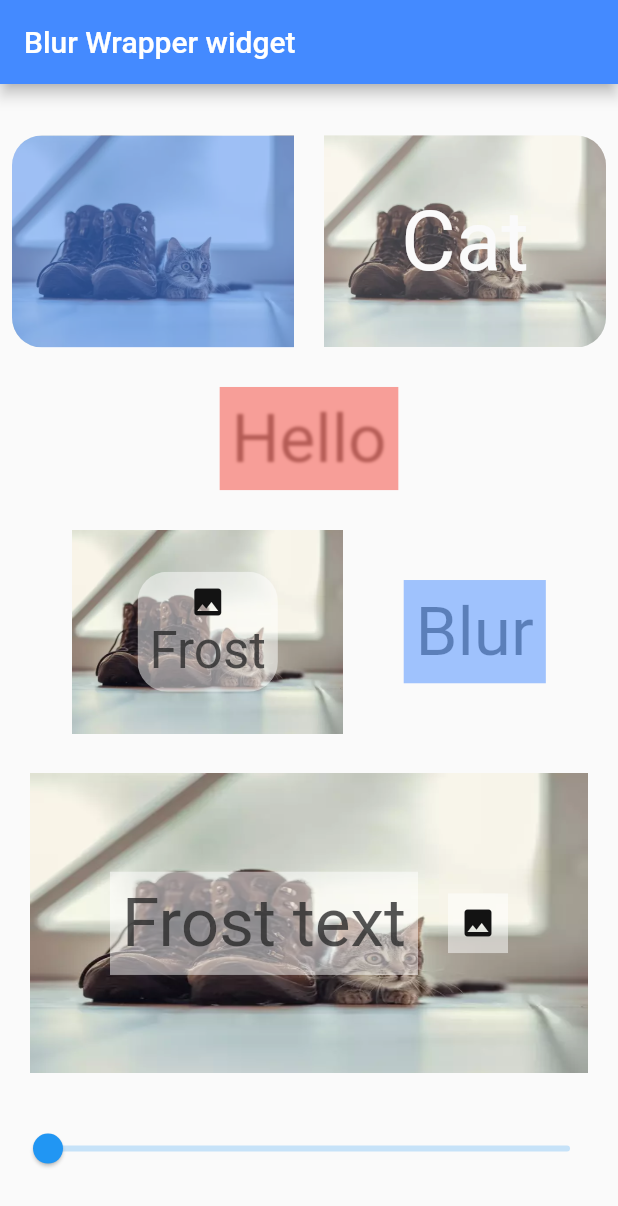
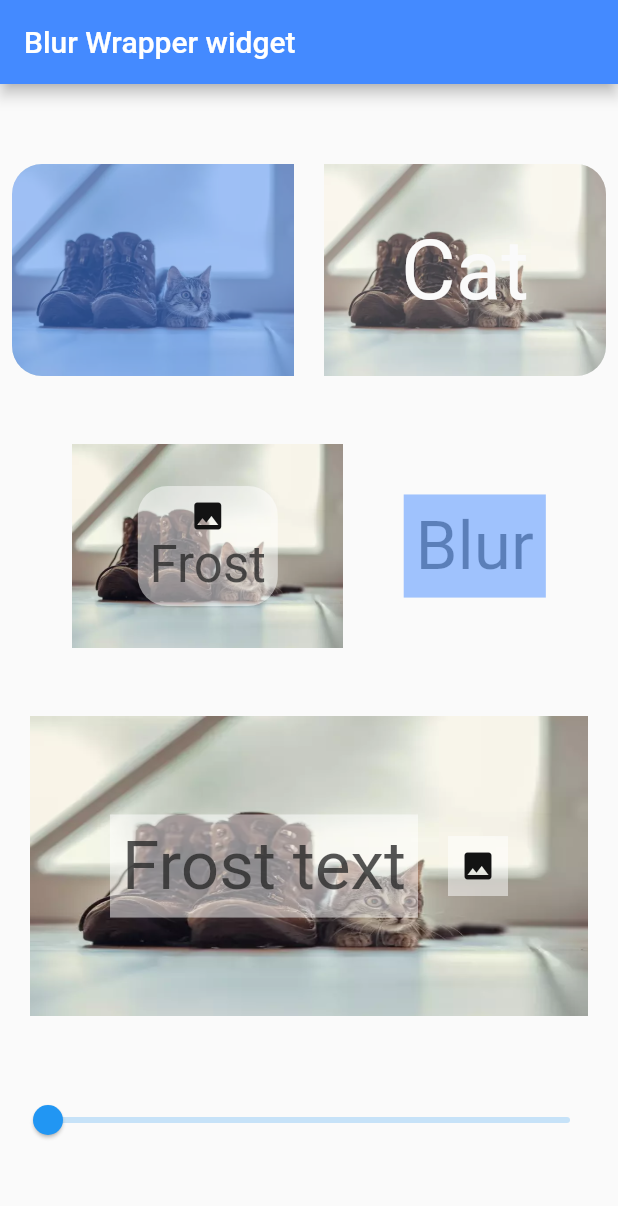
Before and after one commit to jagritjkh/blur, a Flutter app: the screen it shows after launch, on a phone screen of 412 x 824 dp. Shown: the top 1206 px of the screen. Run offline on Flutter 3.47's test engine with Material 2 defaults, Android fonts, the phone set to English and light mode, and no system bars.

Commit message:
# Breaking changes:-     * Remove: ImageBlur widget     * Remove: Frost Widget     * Remove: Animated blur (due to not fully customizable)
* Add: new extension of Blur as BlurExtension on Widget as blurred
* Add: new extension of Blur as FrostExtension on Widget as frosted
* Update: example to null safety and it's code according to new extension added
* Change: example cat asset extension from .webp to .png for iOS

```diff
--- a/example/lib/main.dart
+++ b/example/lib/main.dart
@@ -21,7 +21,7 @@ class MyApp extends StatelessWidget {
 }
 
 class MyHomePage extends StatefulWidget {
-  MyHomePage({Key key, this.title}) : super(key: key);
+  MyHomePage({Key? key, required this.title}) : super(key: key);
 
   final String title;
 
@@ -47,8 +47,7 @@ class _MyHomePageState extends State<MyHomePage> {
             Row(
               children: [
                 Expanded(
-                  child: ImageBlur.asset(
-                    'assets/cat.webp',
+                  child: Image.asset('assets/cat.png').blurred(
                     blur: blurValue,
                     blurColor: theme.primaryColor,
                     borderRadius:
@@ -57,31 +56,19 @@ class _MyHomePageState extends State<MyHomePage> {
                 ),
                 SizedBox(width: 20.0),
                 Expanded(
-                  child: ImageBlur.asset(
-                    'assets/cat.webp',
+                  child: Image.asset('assets/cat.png').blurred(
                     colorOpacity: 0.2,
                     borderRadius:
                         BorderRadius.horizontal(right: Radius.circular(20)),
                     blur: blurValue,
                     overlay: Text(
                       'Cat',
-                      style: theme.textTheme.headline2
+                      style: theme.textTheme.headline2!
                           .copyWith(color: theme.scaffoldBackgroundColor),
                     ),
                   ),
                 ),
               ],
-            ),
-            AnimatedBlur(
-              durationInMilliseconds: 1000,
-              blurColor: Colors.red,
-              child: Padding(
-                padding: EdgeInsets.all(8.0),
-                child: Text(
-                  'Hello',
-                  style: theme.textTheme.headline3,
-                ),
-              ),
             ),
             Row(
               mainAxisAlignment: MainAxisAlignment.spaceEvenly,
@@ -90,25 +77,22 @@ class _MyHomePageState extends State<MyHomePage> {
                   alignment: Alignment.center,
                   children: [
                     Image.asset(
-                      'assets/cat.webp',
+                      'assets/cat.png',
                       scale: 3.5,
                     ),
-                    Frost(
+                    Column(
+                      children: [
+                        Icon(Icons.image),
+                        Text(
+                          'Frost',
+                          style: theme.textTheme.headline4,
+                        ),
+                      ],
+                    ).frosted(
                       blur: blurValue,
                       borderRadius: BorderRadius.circular(20),
-                      child: Padding(
-                        padding: const EdgeInsets.all(8.0),
-                        child: Column(
-                          children: [
-                            Icon(Icons.image),
-                            Text(
-                              'Frost',
-                              style: theme.textTheme.headline4,
-                            ),
-                          ],
-                        ),
-                      ),
-                    ),
+                      padding: EdgeInsets.all(8),
+                    )
                   ],
                 ),
                 Blur(
@@ -128,7 +112,7 @@ class _MyHomePageState extends State<MyHomePage> {
               alignment: Alignment.center,
               children: [
                 Image.asset(
-                  'assets/cat.webp',
+                  'assets/cat.png',
                   width: MediaQuery.of(context).size.width - 40,
                   height: 200,
                   fit: BoxFit.fill,
@@ -136,15 +120,15 @@ class _MyHomePageState extends State<MyHomePage> {
                 Row(
                   mainAxisAlignment: MainAxisAlignment.center,
                   children: [
-                    Frost.text(
+                    Text(
                       'Frost text',
+                      style: theme.textTheme.headline3,
+                    ).frosted(
                       blur: blurValue,
-                      textStyle: theme.textTheme.headline3,
                       padding: EdgeInsets.all(8),
                     ),
                     SizedBox(width: 20),
-                    Frost.icon(
-                      Icons.image,
+                    Icon(Icons.image).frosted(
                       padding: EdgeInsets.all(8),
                       blur: blurValue,
                     ),
--- a/example/pubspec.yaml
+++ b/example/pubspec.yaml
@@ -6,7 +6,7 @@ publish_to: 'none' # Remove this line if you wish to publish to pub.dev
 version: 1.0.0+1
 
 environment:
-  sdk: ">=2.7.0 <3.0.0"
+  sdk: '>=2.12.0 <3.0.0'
 
 dependencies:
   flutter:
--- a/lib/blur.dart
+++ b/lib/blur.dart
@@ -4,13 +4,13 @@ import 'dart:ui';
 import 'package:flutter/cupertino.dart';
 import 'package:flutter/material.dart';
 
-///blur it's child
-///blur is the value of blur effect, higher the blur more the blur effect (default value = 5)
-///blurColor is the color of blur effect
-///borderRadius is the radius of the child to be blurred
-///colorOpacity is the opacity of the blurColor (default value = 0.5)
-///overlayChild is the widget that can be stacked over blurred widget
-///alignment is the alignment geometry of the overlay
+///blur it's [child]
+///[blur] is the value of blur effect, higher the blur more the blur effect (default value = 5)
+///[blurColor] is the color of blur effect (default value = Colors.white)
+///[borderRadius] is the radius of the child to be blurred
+///[colorOpacity] is the opacity of the blurColor (default value = 0.5)
+///[overlay] is the widget that can be stacked over blurred widget
+///[alignment] is the alignment geometry of the overlay (default value = Alignment.center)
 class Blur extends StatelessWidget {
   Blur({
     Key? key,
@@ -56,231 +56,10 @@ class Blur extends StatelessWidget {
   }
 }
 
-///blurs the image provided to it
-///height is the height of the image
-///width is the width of the image
-///scale scales the image
-class ImageBlur extends StatelessWidget {
-  ///acts as Image.asset
-  ImageBlur.asset(
-    String path, {
-    Key? key,
-    BoxFit? fit,
-    double? height,
-    double? width,
-    double? scale,
-    this.blur = 5,
-    this.blurColor = Colors.white,
-    this.borderRadius,
-    this.colorOpacity = 0.5,
-    this.overlay,
-    this.alignment = Alignment.center,
-  })  : image = Image.asset(
-          path,
-          fit: fit,
-          height: height,
-          width: width,
-          scale: scale,
-        ),
-        super(key: key);
-
-  ///acts as Image.network
-  ImageBlur.network(
-    String url, {
-    Key? key,
-    BoxFit? fit,
-    double? height,
-    double? width,
-    required double scale,
-    this.blur = 5,
-    this.blurColor = Colors.white,
-    this.borderRadius,
-    this.colorOpacity = 0.5,
-    this.overlay,
-    this.alignment = Alignment.center,
-  })  : image = Image.network(
-          url,
-          fit: fit,
-          height: height,
-          width: width,
-          scale: scale,
-        ),
-        super(key: key);
-
-  final Widget image;
-  final double blur;
-  final Color blurColor;
-  final BorderRadius? borderRadius;
-  final double colorOpacity;
-  final Widget? overlay;
-  final AlignmentGeometry alignment;
-
-  @override
-  Widget build(BuildContext context) {
-    return Blur(
-      child: image,
-      blur: blur,
-      blurColor: blurColor,
-      borderRadius: borderRadius,
-      colorOpacity: colorOpacity,
-      overlay: overlay,
-      alignment: alignment,
-    );
-  }
-}
-
-///created frosted glass effect: blurs the background of the child given to it
-///frostColor is the color of the frost effect
-///frostOpacity is the opacity of the frostColor
-///height is the height of the frost effect
-///width is the width of the frost effect
-///borderRadius is the radius of the frost effect
-///alignment is the alignment geometry of the child
-///padding is the child padding
-class Frost extends StatelessWidget {
-  Frost({
-    Key? key,
-    this.child,
-    this.blur = 5,
-    this.frostColor = Colors.white,
-    this.alignment = Alignment.center,
-    this.height,
-    this.width,
-    this.frostOpacity = 0.0,
-    this.borderRadius,
-    this.padding = EdgeInsets.zero,
-  }) : super(key: key);
-
-  ///give the frosted glass effect to the string text
-  ///textAlign is the alignment of the string text
-  ///textStyle is the styling of the string text
-  Frost.text(
-    String text, {
-    Key? key,
-    TextAlign? textAlign,
-    TextStyle? textStyle,
-    this.blur = 5,
-    this.frostColor = Colors.white,
-    this.alignment = Alignment.center,
-    this.height,
-    this.width,
-    this.frostOpacity = 0.0,
-    this.borderRadius,
-    this.padding = EdgeInsets.zero,
-  })  : child = Text(text, textAlign: textAlign, style: textStyle),
-        super(key: key);
-
-  ///give the frosted glass effect to the icon
-  ///iconColor is the color of the icon
-  ///iconSize is the size of the icon
-  Frost.icon(
-    IconData iconData, {
-    Color? iconColor,
-    double? iconSize,
-    Key? key,
-    this.blur = 5,
-    this.frostColor = Colors.white,
-    this.alignment = Alignment.center,
-    this.height,
-    this.width,
-    this.frostOpacity = 0.0,
-    this.borderRadius,
-    this.padding = EdgeInsets.zero,
-  })  : child = Icon(iconData, color: iconColor, size: iconSize),
-        super(key: key);
-
-  final Widget? child;
-  final double blur;
-  final Color frostColor;
-  final double frostOpacity;
-  final double? height;
-  final double? width;
-  final AlignmentGeometry alignment;
-  final BorderRadius? borderRadius;
-  final EdgeInsets padding;
-
-  @override
-  Widget build(BuildContext context) {
-    return Blur(
-      blur: blur,
-      blurColor: frostColor,
-      borderRadius: borderRadius,
-      child: Container(
-        height: height,
-        width: width,
-        padding: padding,
-        child: height == null || width == null ? child : SizedBox.shrink(),
-        color: frostColor.withOpacity(frostOpacity),
-      ),
-      alignment: alignment,
-      overlay: Padding(
-        padding: padding,
-        child: child,
-      ),
-    );
-  }
-}
-
-class AnimatedBlur extends StatefulWidget {
-  final Widget child;
-  final int durationInMilliseconds;
-  final Curve curve;
-  final double blur;
-  final Color blurColor;
-  final BorderRadius? borderRadius;
-  final double colorOpacity;
-  final Widget? overlay;
-  final AlignmentGeometry alignment;
-
-  AnimatedBlur({
-    required this.child,
-    Key? key,
-    this.durationInMilliseconds = 400,
-    this.curve = Curves.decelerate,
-    this.blur = 5,
-    this.blurColor = Colors.white,
-    this.borderRadius,
-    this.colorOpacity = 0.5,
-    this.overlay,
-    this.alignment = Alignment.center,
-  }) : super(key: key);
-
-  @override
-  _AnimatedBlurState createState() => _AnimatedBlurState();
-}
-
-class _AnimatedBlurState extends State<AnimatedBlur>
-    with SingleTickerProviderStateMixin {
-  late AnimationController controller;
-  late CurvedAnimation animation;
-
-  @override
-  void initState() {
-    super.initState();
-    controller = AnimationController(
-      duration: Duration(milliseconds: widget.durationInMilliseconds),
-      vsync: this,
-    )..addListener(() {
-        setState(() {});
-      });
-    animation = CurvedAnimation(parent: controller, curve: widget.curve);
-    controller.forward();
-  }
-
-  @override
-  Widget build(BuildContext context) {
-    return Blur(
-      child: widget.child,
-      blur: animation.value,
-      blurColor: widget.blurColor,
-      alignment: widget.alignment,
-      borderRadius: widget.borderRadius,
-      colorOpacity: widget.colorOpacity,
-      overlay: widget.overlay,
-    );
-  }
-}
-
+///extension of [Blur] on [Widget] to blur it's child
+///same as a [Blur] widget but you can use this as an extension on any widget which
+///you want to have a blur effect
+///blur is the value of blur effect, higher the blur more the blur effect (default value = 5)
 extension BlurExtension on Widget {
   Blur blurred({
     double blur = 5,
@@ -301,3 +80,44 @@ extension BlurExtension on Widget {
     );
   }
 }
+
+///extension of [Blur] on [Widget] to give the frost effect to background of it's child:-
+///creates frosted glass effect: blurs the background of the child given to it
+///blur is the value of blur effect, higher the blur more the blur effect (default value = 5)
+///frostColor is the color of the frost effect (default value = Colors.white)
+///frostOpacity is the opacity of the frostColor (default value = 0.0)
+///height is the height of the frost effect
+///width is the width of the frost effect
+///borderRadius is the radius of the frost effect
+///alignment is the alignment geometry of the child (default value = Alignment.center)
+///padding is the child padding (default value = EdgeInsets.zero)
+extension FrostExtension on Widget {
+  Blur frosted({
+    double blur = 5,
+    Color frostColor = Colors.white,
+    AlignmentGeometry alignment = Alignment.center,
+    double? height,
+    double? width,
+    double frostOpacity = 0.0,
+    BorderRadius? borderRadius,
+    EdgeInsetsGeometry padding = EdgeInsets.zero,
+  }) {
+    return Blur(
+      blur: blur,
+      blurColor: frostColor,
+      borderRadius: borderRadius,
+      child: Container(
+        height: height,
+        width: width,
+        padding: padding,
+        child: height == null || width == null ? this : SizedBox.shrink(),
+        color: frostColor.withOpacity(frostOpacity),
+      ),
+      alignment: alignment,
+      overlay: Padding(
+        padding: padding,
+        child: this,
+      ),
+    );
+  }
+}
--- a/pubspec.yaml
+++ b/pubspec.yaml
@@ -1,7 +1,7 @@
 name: blur
 description: Blur is a wrapper widget that blur it's child. There are ImageBlur.asset and ImageBlur.network that blur the image. Frost is another wrapper which blurs the background.
 
-version: 2.0.1
+version: 3.0.0
 author: Jagrit Kharbanda<jagritjkh@gmail.com>
 homepage: https://github.com/jagritjkh/blur
 
```
Also changed, not shown: example/assets/cat.png (added), example/assets/cat.webp (deleted), example/pubspec.lock, pubspec.lock, 4 other files.
